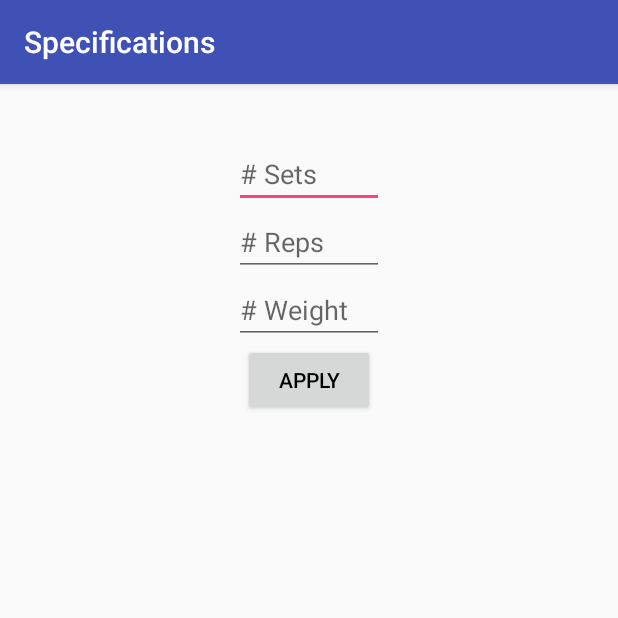
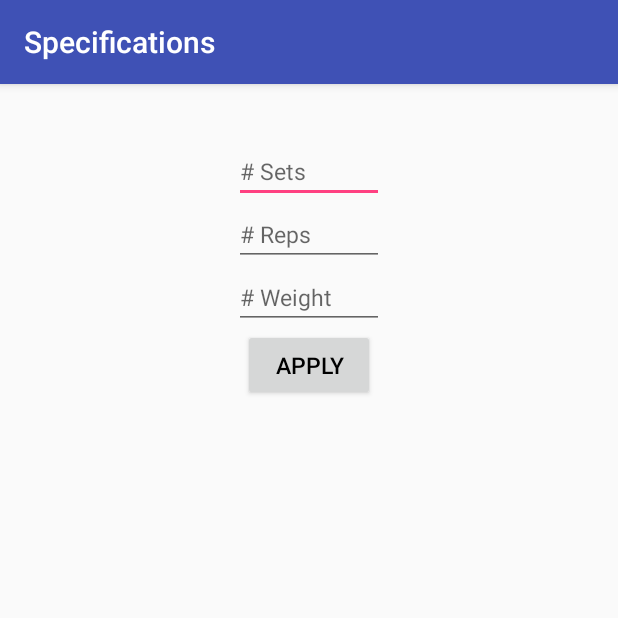
Before and after one commit to SBuiteman/Programmeerproject, an Android app: the ExerciseSettingsActivity screen opened directly, with no data from a screen before it, after a tap on "APPLY", on a phone screen of 412 x 824 dp, the top half of it. Run offline under Robolectric (Android 15) with nearby library versions, the phone set to English and light mode, and no system bars; 3 statements that could not run were skipped.

```diff
--- a/HelpMeExercise/app/src/main/java/nl/mprog/project/stijn/Activities/ExerciseSettingsActivity.java
+++ b/HelpMeExercise/app/src/main/java/nl/mprog/project/stijn/Activities/ExerciseSettingsActivity.java
@@ -2,6 +2,7 @@ package nl.mprog.project.stijn.Activities;
 
 import android.app.Activity;
 import android.content.Intent;
+import android.content.res.Configuration;
 import android.os.Bundle;
 import android.support.v7.app.AppCompatActivity;
 import android.view.View;
@@ -57,6 +58,10 @@ public class ExerciseSettingsActivity extends AppCompatActivity implements View.
         mWeightET = (EditText) findViewById(R.id.addWeightEditText);
         mApplyButton = (Button) findViewById(R.id.applyButton);
 
+        mSetsET.setRawInputType(Configuration.KEYBOARD_12KEY);
+        mRepsET.setRawInputType(Configuration.KEYBOARD_12KEY);
+        mWeightET.setRawInputType(Configuration.KEYBOARD_12KEY);
+
         mExerciseName.setText(mChosenExerciseName);
 
         mApplyButton.setOnClickListener(this);
@@ -77,7 +82,7 @@ public class ExerciseSettingsActivity extends AppCompatActivity implements View.
                 if (mSetsET.getText().toString().trim().equals("") || mRepsET.getText().
                         toString().trim().equals("") || mWeightET.getText().toString().trim().
                         equals("")) {
-                    Toast.makeText(this, "Please fill in all fields", Toast.LENGTH_LONG).show();
+                    Toast.makeText(this, R.string.ask_user_for_input, Toast.LENGTH_LONG).show();
                 } else {
                     ExerciseModel mExerciseModel = new ExerciseModel();
 
--- a/HelpMeExercise/app/src/main/res/layout/activity_exercise_settings.xml
+++ b/HelpMeExercise/app/src/main/res/layout/activity_exercise_settings.xml
@@ -25,7 +25,8 @@
         android:layout_below="@+id/showName"
         android:layout_centerHorizontal="true"
         android:digits="0123456789"
-        android:hint="# Sets" />
+        android:hint="# Sets"
+        android:textSize="7pt" />
 
     // Takes input for reps
 
@@ -36,7 +37,8 @@
         android:layout_below="@+id/addSetsEditText"
         android:layout_centerHorizontal="true"
         android:digits="0123456789"
-        android:hint="# Reps" />
+        android:hint="# Reps"
+        android:textSize="7pt" />
 
     // Takes input for weight
 
@@ -47,7 +49,8 @@
         android:layout_below="@+id/addRepsEditText"
         android:layout_centerHorizontal="true"
         android:digits="0123456789"
-        android:hint="# Weight" />
+        android:hint="# Weight"
+        android:textSize="7pt" />
 
     // Apply input to exercise
 
@@ -57,6 +60,7 @@
         android:layout_height="wrap_content"
         android:layout_below="@+id/addWeightEditText"
         android:layout_centerHorizontal="true"
-        android:text="Apply" />
+        android:text="Apply"
+        android:textSize="7pt" />
 
 </RelativeLayout>
--- a/HelpMeExercise/app/src/main/res/layout/exercise_list_item_layout.xml
+++ b/HelpMeExercise/app/src/main/res/layout/exercise_list_item_layout.xml
@@ -17,6 +17,7 @@
         android:textColor="#000000"
         android:textSize="7pt"
         android:textStyle="bold" />
+
     // Contains exercise name
 
     <TextView
--- a/HelpMeExercise/app/src/main/res/values/strings.xml
+++ b/HelpMeExercise/app/src/main/res/values/strings.xml
@@ -20,4 +20,5 @@
     <string name="quit_query">Do you really want to quit?</string>
     <string name="quit_query_title">Quit</string>
     <string name="no_data_from_server">Oops,no data was found!</string>
+    <string name="ask_user_for_input">Please fill in all fields</string>
 </resources>
```
Also changed, not shown: HelpMeExercise/app/src/main/java/nl/mprog/project/stijn/Activities/WorkoutContentActivity.java (+68 -42 lines), HelpMeExercise/app/src/main/java/nl/mprog/project/stijn/Classes/WorkoutContentAdapter.java (+7 -2 lines), HelpMeExercise/app/src/main/res/layout/activity_workout_content.xml (+0 -9 lines), HelpMeExercise/app/src/main/res/layout/content_list_single_item.xml (+94 -20 lines).
